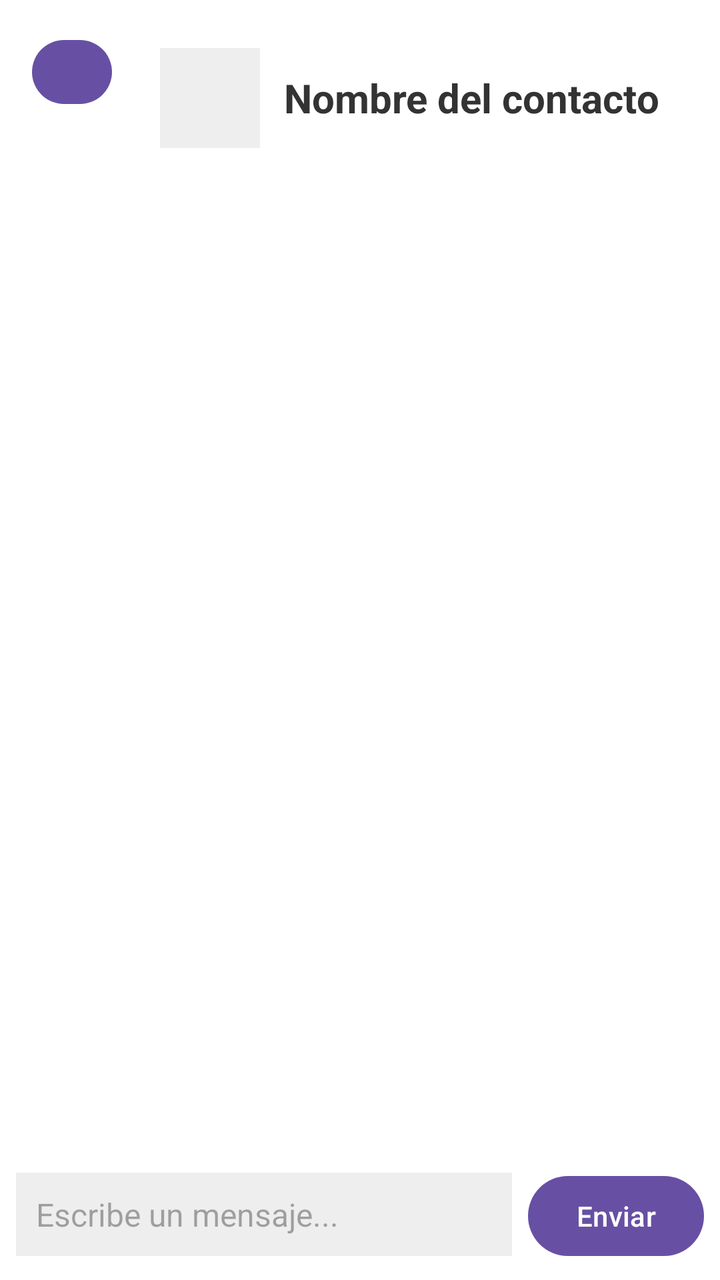
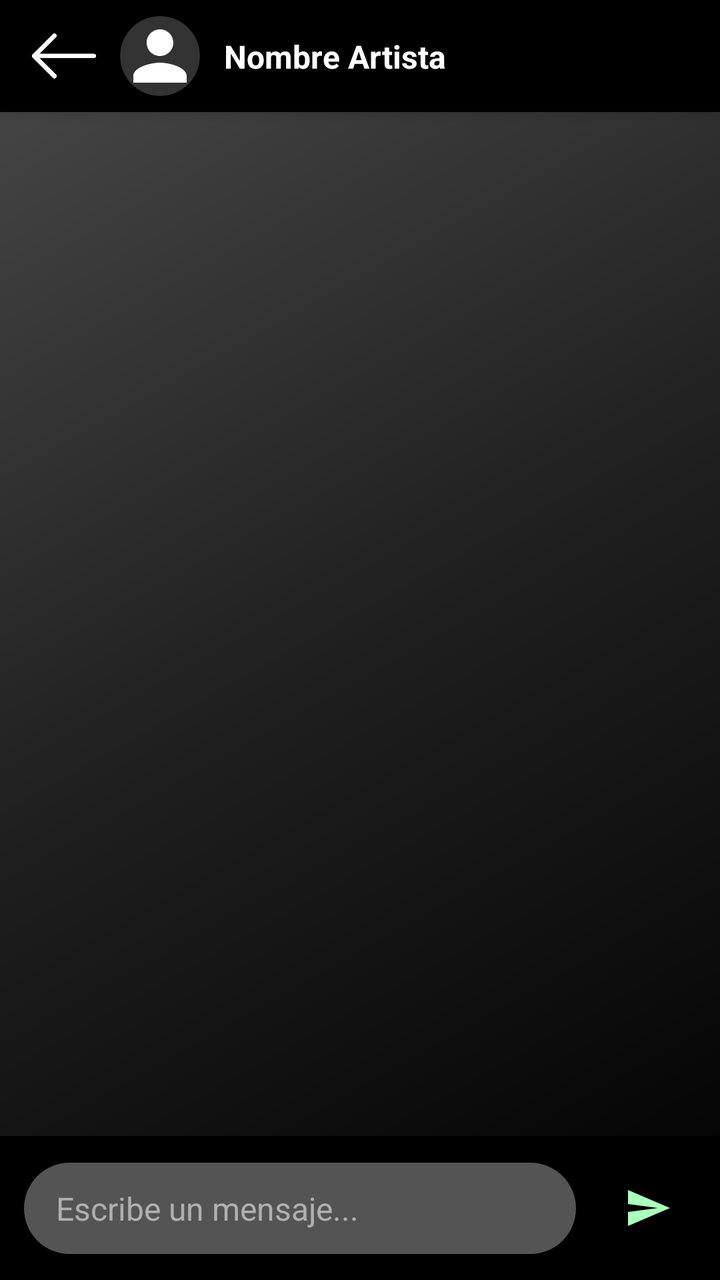

Two renders of the same Android screen: before a commit and after it. Below are the layout's source before the change and the commit's diff.
<!-- AndroidManifest.xml: application theme Theme.MusAPIApp -->
<!-- res/layout/activity_chat.xml -->
<?xml version="1.0" encoding="utf-8"?>
<androidx.constraintlayout.widget.ConstraintLayout xmlns:android="http://schemas.android.com/apk/res/android"
    xmlns:app="http://schemas.android.com/apk/res-auto"
    android:id="@+id/main"
    android:layout_width="match_parent"
    android:layout_height="match_parent"
    android:background="@android:color/white">

    
    <Button
        android:id="@+id/btnVolver"
        android:layout_width="40dp"
        android:layout_height="40dp"
        android:text="&lt;"
        android:textSize="18sp"
        app:layout_constraintStart_toStartOf="parent"
        app:layout_constraintTop_toTopOf="parent"
        android:layout_margin="16dp" />

    
    <LinearLayout
        android:id="@+id/infoArtista"
        android:layout_width="0dp"
        android:layout_height="wrap_content"
        android:orientation="horizontal"
        android:padding="8dp"
        app:layout_constraintStart_toEndOf="@id/btnVolver"
        app:layout_constraintEnd_toEndOf="parent"
        app:layout_constraintTop_toTopOf="parent"
        android:layout_margin="16dp">

        <ImageView
            android:id="@+id/imgPerfil"
            android:layout_width="50dp"
            android:layout_height="50dp"
            android:scaleType="centerCrop"
            android:background="#EEEEEE" />

        <TextView
            android:id="@+id/txtNombreChat"
            android:layout_width="wrap_content"
            android:layout_height="wrap_content"
            android:text="Nombre del contacto"
            android:textSize="20sp"
            android:textStyle="bold"
            android:textColor="#333"
            android:layout_marginStart="12dp"
            android:layout_gravity="center_vertical" />
    </LinearLayout>

    
    <ScrollView
        android:id="@+id/scrollMensajes"
        android:layout_width="0dp"
        android:layout_height="0dp"
        android:fillViewport="true"
        android:padding="8dp"
        app:layout_constraintTop_toBottomOf="@id/infoArtista"
        app:layout_constraintBottom_toTopOf="@id/areaMensaje"
        app:layout_constraintStart_toStartOf="parent"
        app:layout_constraintEnd_toEndOf="parent">

        <LinearLayout
            android:id="@+id/mensajesLayout"
            android:layout_width="match_parent"
            android:layout_height="wrap_content"
            android:orientation="vertical" />
    </ScrollView>

    
    <LinearLayout
        android:id="@+id/areaMensaje"
        android:layout_width="0dp"
        android:layout_height="wrap_content"
        android:orientation="horizontal"
        android:padding="8dp"
        app:layout_constraintBottom_toBottomOf="parent"
        app:layout_constraintStart_toStartOf="parent"
        app:layout_constraintEnd_toEndOf="parent">

        <EditText
            android:id="@+id/inputMensaje"
            android:layout_width="0dp"
            android:layout_height="wrap_content"
            android:layout_weight="1"
            android:hint="Escribe un mensaje..."
            android:textSize="16sp"
            android:background="#EEEEEE"
            android:padding="10dp" />

        <Button
            android:id="@+id/btnEnviar"
            android:layout_width="wrap_content"
            android:layout_height="wrap_content"
            android:text="Enviar"
            android:layout_marginStart="8dp" />
    </LinearLayout>

</androidx.constraintlayout.widget.ConstraintLayout>
<!-- resources referenced by this layout -->
<resources>
  <style name="Theme.MusAPIApp" parent="Base.Theme.MusAPIApp" />
  <style name="Base.Theme.MusAPIApp" parent="Theme.Material3.DayNight.NoActionBar">
          
          
      </style>
</resources>

<!-- the commit's change to res/layout/activity_chat.xml (unified diff, before → after) -->
@@ -1,79 +1,97 @@
 <?xml version="1.0" encoding="utf-8"?>
-<androidx.constraintlayout.widget.ConstraintLayout xmlns:android="http://schemas.android.com/apk/res/android"
+<androidx.constraintlayout.widget.ConstraintLayout 
+    xmlns:android="http://schemas.android.com/apk/res/android"
     xmlns:app="http://schemas.android.com/apk/res-auto"
     android:id="@+id/main"
     android:layout_width="match_parent"
     android:layout_height="match_parent"
-    android:background="@android:color/white">
+    android:background="@drawable/fondo_gradiente_principal">
 
-    
-    <Button
-        android:id="@+id/btnVolver"
-        android:layout_width="40dp"
-        android:layout_height="40dp"
-        android:text="&lt;"
-        android:textSize="18sp"
+    <androidx.constraintlayout.widget.ConstraintLayout
+        android:id="@+id/headerBar"
+        android:layout_width="match_parent"
+        android:layout_height="wrap_content"
+        android:background="#000000"
+        android:paddingVertical="8dp"
+        android:paddingHorizontal="16dp"
+        android:elevation="4dp"
+        app:layout_constraintTop_toTopOf="parent"
         app:layout_constraintStart_toStartOf="parent"
-        app:layout_constraintTop_toTopOf="parent"
-        android:layout_margin="16dp" />
+        app:layout_constraintEnd_toEndOf="parent">
 
-    
-    <LinearLayout
-        android:id="@+id/infoArtista"
-        android:layout_width="0dp"
-        android:layout_height="wrap_content"
-        android:orientation="horizontal"
-        android:padding="8dp"
-        app:layout_constraintStart_toEndOf="@id/btnVolver"
-        app:layout_constraintEnd_toEndOf="parent"
-        app:layout_constraintTop_toTopOf="parent"
-        android:layout_margin="16dp">
+        <ImageButton
+            android:id="@+id/btnVolver"
+            android:layout_width="32dp"
+            android:layout_height="32dp"
+            android:background="?attr/selectableItemBackgroundBorderless"
+            android:src="@drawable/ic_back_black"
+            app:tint="#FFFFFF"
+            android:scaleType="fitCenter"
+            app:layout_constraintStart_toStartOf="parent"
+            app:layout_constraintTop_toTopOf="parent"
+            app:layout_constraintBottom_toBottomOf="parent" />
 
-        <ImageView
-            android:id="@+id/imgPerfil"
-            android:layout_width="50dp"
-            android:layout_height="50dp"
-            android:scaleType="centerCrop"
-            android:background="#EEEEEE" />
+        <androidx.cardview.widget.CardView
+            android:id="@+id/cardPerfil"
+            android:layout_width="40dp"
+            android:layout_height="40dp"
+            app:cardCornerRadius="20dp"
+            app:cardBackgroundColor="#333333"
+            android:layout_marginStart="12dp"
+            app:layout_constraintStart_toEndOf="@id/btnVolver"
+            app:layout_constraintTop_toTopOf="parent"
+            app:layout_constraintBottom_toBottomOf="parent">
+
+            <ImageView
+                android:id="@+id/imgPerfil"
+                android:layout_width="match_parent"
+                android:layout_height="match_parent"
+                android:scaleType="centerCrop"
+                android:src="@drawable/ic_usuario_perfil" />
+        </androidx.cardview.widget.CardView>
 
         <TextView
             android:id="@+id/txtNombreChat"
-            android:layout_width="wrap_content"
+            android:layout_width="0dp"
             android:layout_height="wrap_content"
-            android:text="Nombre del contacto"
-            android:textSize="20sp"
+            android:text="Nombre Artista"
+            android:textColor="#FFFFFF"
+            android:textSize="16sp"
             android:textStyle="bold"
-            android:textColor="#333"
             android:layout_marginStart="12dp"
-            android:layout_gravity="center_vertical" />
-    </LinearLayout>
+            android:ellipsize="end"
+            android:maxLines="1"
+            app:layout_constraintStart_toEndOf="@id/cardPerfil"
+            app:layout_constraintEnd_toEndOf="parent"
+            app:layout_constraintTop_toTopOf="parent"
+            app:layout_constraintBottom_toBottomOf="parent" />
 
-    
+    </androidx.constraintlayout.widget.ConstraintLayout>
+
     <ScrollView
         android:id="@+id/scrollMensajes"
-        android:layout_width="0dp"
+        android:layout_width="match_parent"
         android:layout_height="0dp"
         android:fillViewport="true"
-        android:padding="8dp"
-        app:layout_constraintTop_toBottomOf="@id/infoArtista"
-        app:layout_constraintBottom_toTopOf="@id/areaMensaje"
-        app:layout_constraintStart_toStartOf="parent"
-        app:layout_constraintEnd_toEndOf="parent">
+        android:paddingHorizontal="16dp"
+        android:paddingTop="16dp"
+        app:layout_constraintTop_toBottomOf="@id/headerBar"
+        app:layout_constraintBottom_toTopOf="@id/areaInput">
 
         <LinearLayout
             android:id="@+id/mensajesLayout"
             android:layout_width="match_parent"
             android:layout_height="wrap_content"
-            android:orientation="vertical" />
+            android:orientation="vertical"
+            android:paddingBottom="16dp"/>
     </ScrollView>
 
-    
-    <LinearLayout
-        android:id="@+id/areaMensaje"
-        android:layout_width="0dp"
+    <androidx.constraintlayout.widget.ConstraintLayout
+        android:id="@+id/areaInput"
+        android:layout_width="match_parent"
         android:layout_height="wrap_content"
-        android:orientation="horizontal"
-        android:padding="8dp"
+        android:background="#000000"
+        android:padding="12dp"
         app:layout_constraintBottom_toBottomOf="parent"
         app:layout_constraintStart_toStartOf="parent"
         app:layout_constraintEnd_toEndOf="parent">
@@ -82,18 +100,31 @@
             android:id="@+id/inputMensaje"
             android:layout_width="0dp"
             android:layout_height="wrap_content"
-            android:layout_weight="1"
             android:hint="Escribe un mensaje..."
+            android:textColorHint="#B0B0B0"
+            android:textColor="#FFFFFF"
             android:textSize="16sp"
-            android:background="#EEEEEE"
-            android:padding="10dp" />
+            android:background="@drawable/fondo_input_login"
+            android:paddingHorizontal="16dp"
+            android:paddingVertical="12dp"
+            android:maxLines="4"
+            android:layout_marginEnd="12dp"
+            app:layout_constraintStart_toStartOf="parent"
+            app:layout_constraintEnd_toStartOf="@+id/btnEnviar"
+            app:layout_constraintTop_toTopOf="parent"
+            app:layout_constraintBottom_toBottomOf="parent"/>
 
-        <Button
+        <ImageButton
             android:id="@+id/btnEnviar"
-            android:layout_width="wrap_content"
-            android:layout_height="wrap_content"
-            android:text="Enviar"
-            android:layout_marginStart="8dp" />
-    </LinearLayout>
+            android:layout_width="48dp"
+            android:layout_height="48dp"
+            android:background="?attr/selectableItemBackgroundBorderless"
+            android:src="@drawable/ic_send"
+            android:scaleType="centerInside"
+            android:padding="8dp"
+            app:layout_constraintEnd_toEndOf="parent"
+            app:layout_constraintBottom_toBottomOf="parent" />
+
+    </androidx.constraintlayout.widget.ConstraintLayout>
 
 </androidx.constraintlayout.widget.ConstraintLayout>
<!-- resource entries referenced after the edit -->
@@ -1,5 +1,49 @@
 <!-- resources referenced by this layout -->
 <resources>
+  <!-- drawable fondo_gradiente_principal (drawable) -->
+  <?xml version="1.0" encoding="utf-8"?>
+  <shape xmlns:android="http://schemas.android.com/apk/res/android"
+      android:shape="rectangle">
+      <gradient
+          android:startColor="#000000"
+          android:centerColor="#1F1F1F"
+          android:endColor="#4A4A4A"
+          android:angle="135"
+          android:type="linear" />
+  </shape>
+  <!-- drawable fondo_input_login (drawable) -->
+  <?xml version="1.0" encoding="utf-8"?>
+  <shape xmlns:android="http://schemas.android.com/apk/res/android"
+      android:shape="rectangle">
+  
+      <solid android:color="#545454"/>
+  
+      <corners android:radius="100dp"/>
+  </shape>
+  <!-- drawable ic_back_black: png bitmap (drawable, 4720 bytes) -->
+  <!-- drawable ic_send (drawable) -->
+  <?xml version="1.0" encoding="utf-8"?>
+  <vector xmlns:android="http://schemas.android.com/apk/res/android"
+      android:width="24dp"
+      android:height="24dp"
+      android:viewportWidth="24"
+      android:viewportHeight="24">
+      <path
+          android:fillColor="#ABFFBD"
+          android:pathData="M2.01,21L23,12 2.01,3 2,10l15,2 -15,2z"/>
+  </vector>
+  <!-- drawable ic_usuario_perfil (drawable) -->
+  <?xml version="1.0" encoding="utf-8"?>
+  <vector xmlns:android="http://schemas.android.com/apk/res/android"
+      android:width="24dp"
+      android:height="24dp"
+      android:viewportWidth="24"
+      android:viewportHeight="24">
+      
+      <path
+          android:fillColor="#FFFFFF"
+          android:pathData="M12,12c2.21,0 4,-1.79 4,-4s-1.79,-4 -4,-4 -4,1.79 -4,4 1.79,4 4,4zM12,14c-2.67,0 -8,1.34 -8,4v2h16v-2c0,-2.66 -5.33,-4 -8,-4z"/>
+  </vector>
   <style name="Theme.MusAPIApp" parent="Base.Theme.MusAPIApp" />
   <style name="Base.Theme.MusAPIApp" parent="Theme.Material3.DayNight.NoActionBar">
           
